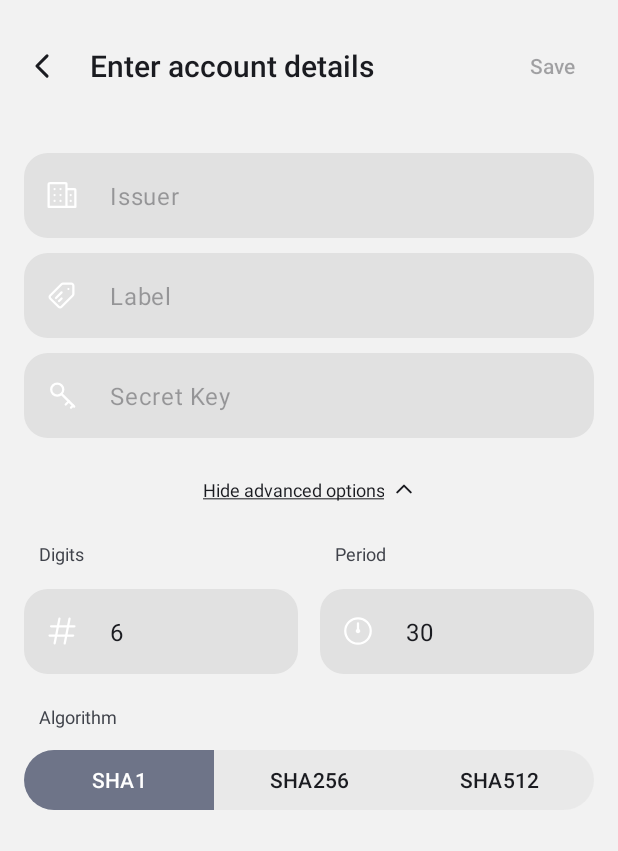
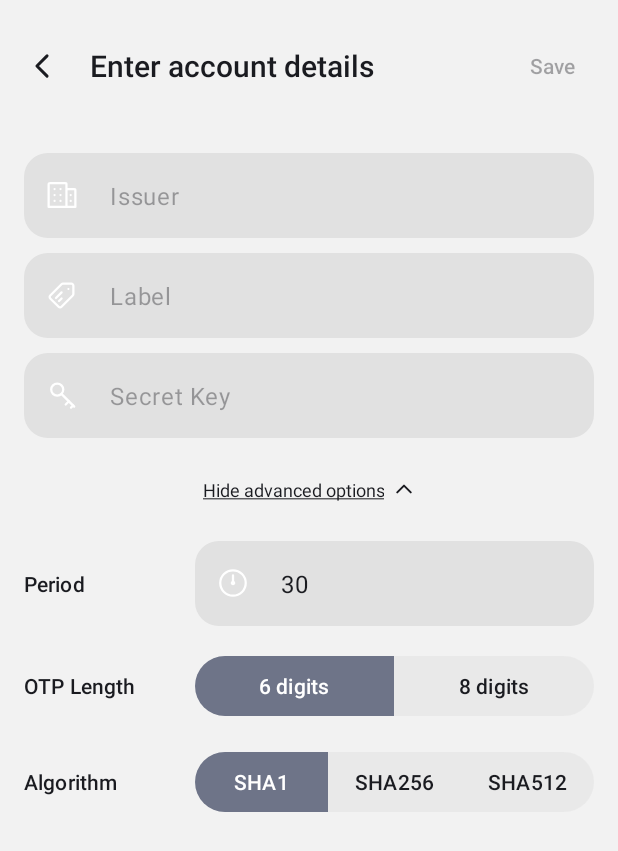
Before and after one commit to pruthvi-21/boxy-authenticator, an Android app: the EnterKeyDetailsActivity screen opened directly, with no data from a screen before it, after a tap on "View advanced options", on a phone screen of 412 x 824 dp. Shown: the top 851 px of the screen. Run offline under Robolectric (Android 15) with nearby library versions, the phone set to English and light mode, and no system bars.

Commit message:
Removed field for digits and added only 2 options for OTPLength

```diff
--- a/app/src/main/java/com/ps/tokky/models/AuthEntry.kt
+++ b/app/src/main/java/com/ps/tokky/models/AuthEntry.kt
@@ -4,7 +4,7 @@ data class AuthEntry(
     val issuer: String,
     val label: String,
     val secretKey: String,
-    val digits: Int,
+    val otpLength: OTPLength,
     val period: Int,
     val algo: HashAlgorithm
 ) {
@@ -12,7 +12,7 @@ data class AuthEntry(
         return "Issuer: $issuer\n" +
                 "Label: $label\n" +
                 "SecretKey: $secretKey\n" +
-                "Digits: $digits\n" +
+                "OTP Length: ${otpLength.title}\n" +
                 "Period: $period\n" +
                 "Algo: ${algo.name}\n"
     }
--- /dev/null
+++ b/app/src/main/java/com/ps/tokky/models/OTPLength.kt
@@ -0,0 +1,14 @@
+package com.ps.tokky.models
+
+import com.ps.tokky.R
+
+enum class OTPLength(
+    val id: Int,
+    val resId: Int,
+    val title: String
+) {
+    LEN_6(0x0045345, R.id.len6, "6 digits"),
+    LEN_8(0x345A342, R.id.len8, "8 digits");
+
+
+}
--- a/app/src/main/java/com/ps/tokky/ui/EnterKeyDetailsActivity.kt
+++ b/app/src/main/java/com/ps/tokky/ui/EnterKeyDetailsActivity.kt
@@ -7,6 +7,7 @@ import android.text.Editable
 import android.text.InputType
 import android.text.TextUtils
 import android.text.TextWatcher
+import android.util.Log
 import android.view.View
 import android.widget.LinearLayout.LayoutParams
 import android.widget.Toast
@@ -18,8 +19,12 @@ import com.ps.tokky.database.DBHelper
 import com.ps.tokky.databinding.ActivityEnterKeyDetailsBinding
 import com.ps.tokky.models.AuthEntry
 import com.ps.tokky.models.HashAlgorithm
+import com.ps.tokky.models.OTPLength
+import com.ps.tokky.utils.Constants
 
 class EnterKeyDetailsActivity : AppCompatActivity() {
+
+    private val TAG = "EnterKeyDetailsActivity"
 
     private val binding: ActivityEnterKeyDetailsBinding by lazy {
         ActivityEnterKeyDetailsBinding.inflate(layoutInflater)
@@ -39,52 +44,70 @@ class EnterKeyDetailsActivity : AppCompatActivity() {
         binding.labelField.editText.addTextChangedListener(textWatcher)
         binding.secretKeyField.editText.addTextChangedListener(textWatcher)
         binding.advLayout.advPeriodInputLayout.editText.addTextChangedListener(textWatcher)
-        binding.advLayout.advDigitsInputLayout.editText.addTextChangedListener(textWatcher)
 
         binding.detailsSaveBtn.isEnabled = false
         binding.advLayout.advPeriodInputLayout.editText.inputType = InputType.TYPE_CLASS_NUMBER
-        binding.advLayout.advDigitsInputLayout.editText.inputType = InputType.TYPE_CLASS_NUMBER
 
         binding.advLayoutSwitch.setOnClickListener {
             showAdvancedOptions(binding.advLayout.advOptionsLayout.visibility == View.GONE)
         }
 
-        binding.advLayout.advDigitsInputLayout.editText.setText("6")
         binding.advLayout.advPeriodInputLayout.editText.setText("30")
 
         inflateAlgorithmMethods()
+        inflateOTPLengthToggleLayout()
 
         binding.detailsSaveBtn.setOnClickListener {
             val issuer = binding.issuerField.value
             val label = binding.labelField.value
             val secretKey = binding.secretKeyField.value
-            val digits = binding.advLayout.advDigitsInputLayout.value.toInt()
+            val otpLength = OTPLength
+                .values()
+                .find { it.resId == binding.advLayout.otpLengthToggleGroup.checkedButtonId }
             val period = binding.advLayout.advPeriodInputLayout.value.toInt()
-            var checkedAlgo = HashAlgorithm.SHA1
-            for (algo in HashAlgorithm.values()) {
-                if (algo.id == binding.advLayout.algoToggleGroup.checkedButtonId) {
-                    checkedAlgo = algo
-                }
+            val algo = HashAlgorithm
+                .values()
+                .find { it.resId == binding.advLayout.algoToggleGroup.checkedButtonId }
+
+            otpLength ?: Log.e(TAG, "No value selected for OTP Length")
+            algo ?: Log.e(TAG, "No value selected for Hash Algorithm")
+
+            if (otpLength == null || algo == null) {
+                Toast.makeText(this, R.string.error_saving_details, Toast.LENGTH_SHORT).show()
+                return@setOnClickListener
             }
 
-            val newEntry = AuthEntry(issuer, label, secretKey, digits, period, checkedAlgo)
+            val newEntry = AuthEntry(issuer, label, secretKey, otpLength, period, algo)
             val success = dbHelper.addEntry(newEntry)
 
             if (success) finish()
-            else Toast.makeText(this, R.string.db_entry_failed, Toast.LENGTH_SHORT).show()
+            else Toast.makeText(this, R.string.error_db_entry_failed, Toast.LENGTH_SHORT).show()
         }
     }
 
     private fun inflateAlgorithmMethods() {
         for (algo in HashAlgorithm.values()) {
-            val button = MaterialButton(this, null, R.attr.buttonGroupButtonStyle)
-            button.id = algo.id
-            button.text = algo.name
+            val button = MaterialButton(this, null, R.attr.buttonGroupButtonStyle).apply {
+                id = algo.resId
+                text = algo.name
+            }
             binding.advLayout.algoToggleGroup.addView(button)
             (button.layoutParams as LayoutParams).weight = 1f
         }
 
-        binding.advLayout.algoToggleGroup.check(HashAlgorithm.SHA1.id)
+        binding.advLayout.algoToggleGroup.check(Constants.DEFAULT_HASH_ALGORITHM.resId)
+    }
+
+    private fun inflateOTPLengthToggleLayout() {
+        for (len in OTPLength.values()) {
+            val button = MaterialButton(this, null, R.attr.buttonGroupButtonStyle)
+            button.id = len.resId
+            button.text = len.title
+            binding.advLayout.otpLengthToggleGroup.addView(button)
+            (button.layoutParams as LayoutParams).weight = 1f
+        }
+
+        binding.advLayout.otpLengthToggleGroup.check(Constants.DEFAULT_OTP_LENGTH.resId)
     }
 
     private fun showAdvancedOptions(show: Boolean) {
@@ -121,8 +144,7 @@ class EnterKeyDetailsActivity : AppCompatActivity() {
             override fun afterTextChanged(editable: Editable) {
                 if (TextUtils.isEmpty(binding.labelField.editText.text) &&
                     TextUtils.isEmpty(binding.issuerField.editText.text) ||
-                    TextUtils.isEmpty(binding.secretKeyField.editText.text) ||
-                    !isNonZeroIntegerInput(binding.advLayout.advDigitsInputLayout.textInputLayout)
+                    TextUtils.isEmpty(binding.secretKeyField.editText.text)
                 ) {
                     binding.detailsSaveBtn.isEnabled = false
                 } else {
--- /dev/null
+++ b/app/src/main/java/com/ps/tokky/utils/Constants.kt
@@ -0,0 +1,9 @@
+package com.ps.tokky.utils
+
+import com.ps.tokky.models.HashAlgorithm
+import com.ps.tokky.models.OTPLength
+
+object Constants {
+    val DEFAULT_OTP_LENGTH = OTPLength.LEN_6
+    val DEFAULT_HASH_ALGORITHM = HashAlgorithm.SHA1
+}
--- a/app/src/main/res/layout/content_enter_key_details_adv_layout.xml
+++ b/app/src/main/res/layout/content_enter_key_details_adv_layout.xml
@@ -1,5 +1,5 @@
 <?xml version="1.0" encoding="utf-8"?>
-<androidx.constraintlayout.widget.ConstraintLayout xmlns:android="http://schemas.android.com/apk/res/android"
+<LinearLayout xmlns:android="http://schemas.android.com/apk/res/android"
     xmlns:app="http://schemas.android.com/apk/res-auto"
     xmlns:tools="http://schemas.android.com/tools"
     android:id="@+id/adv_options_layout"
@@ -11,82 +11,72 @@
     tools:visibility="visible">
 
     <LinearLayout
-        android:id="@+id/digits_layout"
-        android:layout_width="0dp"
+        android:id="@+id/period_layout"
+        android:layout_width="match_parent"
         android:layout_height="wrap_content"
-        android:layout_marginEnd="7.5dp"
-        android:layout_weight="1"
-        android:orientation="vertical"
-        app:layout_constraintEnd_toStartOf="@id/period_layout"
+        android:gravity="center"
         app:layout_constraintStart_toStartOf="parent"
         app:layout_constraintTop_toTopOf="parent">
 
         <TextView
-            style="@style/TextAppearance.AppCompat.Caption"
-            android:layout_width="wrap_content"
+            style="@style/TextAppearance.Material3.TitleSmall"
+            android:layout_width="0dp"
             android:layout_height="wrap_content"
-            android:layout_marginHorizontal="10dp"
-            android:layout_marginBottom="10dp"
-            android:text="@string/label_digits" />
-
-        <com.ps.tokky.views.EditField
-            android:id="@+id/adv_digits_input_layout"
-            android:layout_width="match_parent"
-            android:layout_height="wrap_content"
-            android:layout_marginTop="5dp"
-            app:hint="@string/label_digits"
-            app:icon="@drawable/ic_digits" />
-    </LinearLayout>
-
-    <LinearLayout
-        android:id="@+id/period_layout"
-        android:layout_width="0dp"
-        android:layout_height="wrap_content"
-        android:layout_marginStart="7.5dp"
-        android:layout_weight="1"
-        android:orientation="vertical"
-        app:layout_constraintEnd_toEndOf="parent"
-        app:layout_constraintStart_toEndOf="@id/digits_layout"
-        app:layout_constraintTop_toTopOf="parent">
-
-        <TextView
-            style="@style/TextAppearance.AppCompat.Caption"
-            android:layout_width="wrap_content"
-            android:layout_height="wrap_content"
-            android:layout_marginHorizontal="10dp"
-            android:layout_marginBottom="10dp"
+            android:layout_weight="3"
             android:text="@string/label_period" />
 
         <com.ps.tokky.views.EditField
             android:id="@+id/adv_period_input_layout"
-            android:layout_width="match_parent"
+            android:layout_width="0dp"
             android:layout_height="wrap_content"
-            android:layout_marginTop="5dp"
-            app:hint="@string/label_period"
+            android:layout_weight="7"
+            app:hint="@string/hint_period"
             app:icon="@drawable/ic_period" />
     </LinearLayout>
 
     <LinearLayout
+        android:id="@+id/otp_length_layout"
         android:layout_width="match_parent"
         android:layout_height="wrap_content"
-        android:layout_marginTop="20dp"
-        android:orientation="vertical"
-        app:layout_constraintStart_toStartOf="parent"
-        app:layout_constraintTop_toBottomOf="@id/digits_layout">
+        android:layout_marginTop="16dp"
+        android:gravity="center">
 
         <TextView
-            style="@style/TextAppearance.AppCompat.Caption"
-            android:layout_width="wrap_content"
+            style="@style/TextAppearance.Material3.TitleSmall"
+            android:layout_width="0dp"
             android:layout_height="wrap_content"
-            android:layout_marginHorizontal="10dp"
-            android:layout_marginBottom="10dp"
+            android:layout_weight="3"
+            android:text="@string/label_otp_length" />
+
+        <com.google.android.material.button.MaterialButtonToggleGroup
+            android:id="@+id/otp_length_toggle_group"
+            android:layout_width="0dp"
+            android:layout_height="wrap_content"
+            android:layout_weight="7"
+            app:selectionRequired="true"
+            app:singleSelection="true" />
+    </LinearLayout>
+
+    <LinearLayout
+        android:id="@+id/algo_layout"
+        android:layout_width="match_parent"
+        android:layout_height="wrap_content"
+        android:layout_marginTop="16dp"
+        android:gravity="center">
+
+        <TextView
+            style="@style/TextAppearance.Material3.TitleSmall"
+            android:layout_width="0dp"
+            android:layout_height="wrap_content"
+            android:layout_weight="3"
             android:text="@string/label_algorithm" />
 
         <com.google.android.material.button.MaterialButtonToggleGroup
             android:id="@+id/algo_toggle_group"
-            android:layout_width="match_parent"
+            android:layout_width="0dp"
             android:layout_height="wrap_content"
+            android:layout_weight="7"
             app:selectionRequired="true"
             app:singleSelection="true" />
     </LinearLayout>
-</androidx.constraintlayout.widget.ConstraintLayout>
+</LinearLayout>
--- a/app/src/main/res/values/ids.xml
+++ b/app/src/main/res/values/ids.xml
@@ -3,4 +3,7 @@
     <item name="sha1" type="id" />
     <item name="sha256" type="id" />
     <item name="sha512" type="id" />
+
+    <item name="len6" type="id" />
+    <item name="len8" type="id" />
 </resources>
--- a/app/src/main/res/values/strings.xml
+++ b/app/src/main/res/values/strings.xml
@@ -8,11 +8,13 @@
     <string name="label_issuer">Issuer</string>
     <string name="label_label">Label</string>
     <string name="label_secret_key">Secret Key</string>
-    <string name="label_digits">Digits</string>
+    <string name="label_otp_length">OTP Length</string>
     <string name="label_period">Period</string>
+    <string name="hint_period">Period (default - 30)</string>
     <string name="label_algorithm">Algorithm</string>
     <string name="label_view_advanced_options"><u>View advanced options</u></string>
     <string name="label_hide_advanced_options"><u>Hide advanced options</u></string>
 
-    <string name="db_entry_failed">Failed to add</string>
+    <string name="error_db_entry_failed">Failed to add</string>
+    <string name="error_saving_details">Unable to save</string>
 </resources>
```
Also changed, not shown: app/src/main/java/com/ps/tokky/database/DBHelper.kt (+18 -14 lines), app/src/main/java/com/ps/tokky/models/HashAlgorithm.kt (+4 -3 lines).
